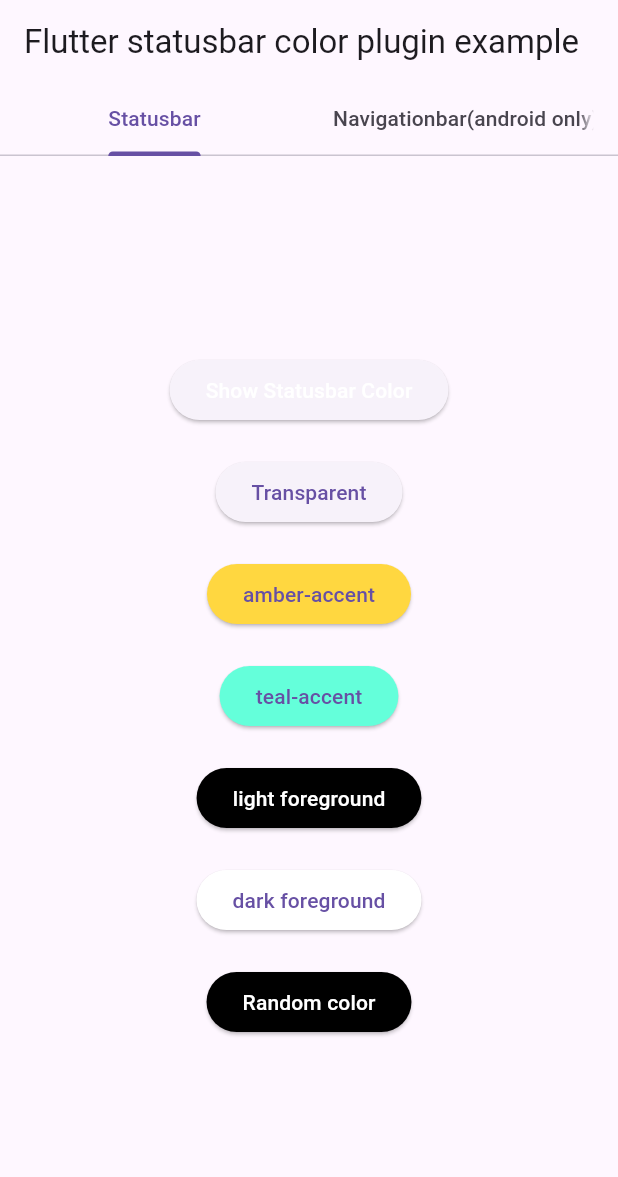
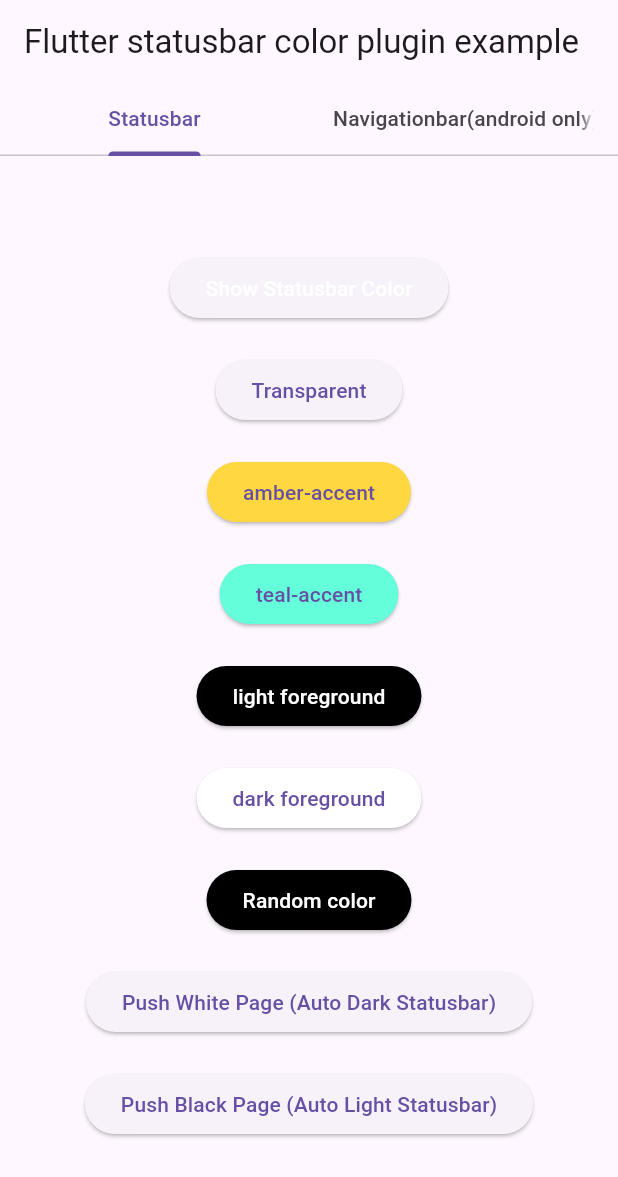
Before and after one commit to MuhammadFahad0/statusbar_color, a Flutter app: the screen it shows after launch, on a phone screen of 412 x 824 dp. Shown: the top 1177 px of the screen. Run offline on Flutter 3.47's test engine with Material 3 defaults, Android fonts, the phone set to English and light mode, and no system bars; our stand-ins replace web.

Commit message:
Initial commit of statusbar_color (v0.0.1) with Null Safety, Web Support, and Auto-Brightness

```diff
--- a/example/lib/main.dart
+++ b/example/lib/main.dart
@@ -72,8 +72,10 @@
 
   @override
   Widget build(BuildContext context) {
-    return MaterialApp(
-      home: DefaultTabController(
+    return StatusbarColorCapturer(
+      child: MaterialApp(
+        navigatorObservers: [StatusbarColorAuto.instance.observer],
+        home: DefaultTabController(
         length: 2,
         child: Scaffold(
           appBar: AppBar(
@@ -190,6 +192,34 @@
                           WidgetStateProperty.all<Color>(_randomStatusColor),
                     ),
                   ),
+                  Padding(padding: const EdgeInsets.all(10.0)),
+                  Builder(builder: (context) {
+                    return ElevatedButton(
+                      onPressed: () {
+                        Navigator.of(context).push(MaterialPageRoute(
+                          builder: (_) => Scaffold(
+                            backgroundColor: Colors.white,
+                            appBar: AppBar(title: Text('White Background', style: TextStyle(color: Colors.black)), backgroundColor: Colors.white, iconTheme: IconThemeData(color: Colors.black)),
+                          ),
+                        ));
+                      },
+                      child: Text('Push White Page (Auto Dark Statusbar)'),
+                    );
+                  }),
+                  Padding(padding: const EdgeInsets.all(10.0)),
+                  Builder(builder: (context) {
+                    return ElevatedButton(
+                      onPressed: () {
+                        Navigator.of(context).push(MaterialPageRoute(
+                          builder: (_) => Scaffold(
+                            backgroundColor: Colors.black,
+                            appBar: AppBar(title: Text('Black Background')),
+                          ),
+                        ));
+                      },
+                      child: Text('Push Black Page (Auto Light Statusbar)'),
+                    );
+                  }),
                 ],
               ),
               Column(
@@ -303,6 +333,6 @@
           ),
         ),
       ),
-    );
+    ));
   }
 }
--- /dev/null
+++ b/lib/src/statusbar_color_capturer.dart
@@ -0,0 +1,18 @@
+import 'package:flutter/material.dart';
+import 'statusbar_color_auto.dart';
+
+/// A widget that must wrap your [MaterialApp] to allow [StatusbarColorAuto]
+/// to capture the screen and calculate the background brightness.
+class StatusbarColorCapturer extends StatelessWidget {
+  final Widget child;
+
+  const StatusbarColorCapturer({Key? key, required this.child}) : super(key: key);
+
+  @override
+  Widget build(BuildContext context) {
+    return RepaintBoundary(
+      key: StatusbarColorAuto.instance.key,
+      child: child,
+    );
+  }
+}
--- a/lib/statusbar_color.dart
+++ b/lib/statusbar_color.dart
@@ -2,6 +2,10 @@
 /// background color and foreground brightness.
 
 import 'dart:async';
+
+export 'src/statusbar_color_auto.dart';
+export 'src/statusbar_color_capturer.dart';
+export 'src/statusbar_color_observer.dart';
 
 import 'package:flutter/services.dart';
 
```
Also changed, not shown: lib/src/statusbar_color_auto.dart (added, +102 -0 lines), lib/src/statusbar_color_observer.dart (added, +30 -0 lines), 1 other file.
